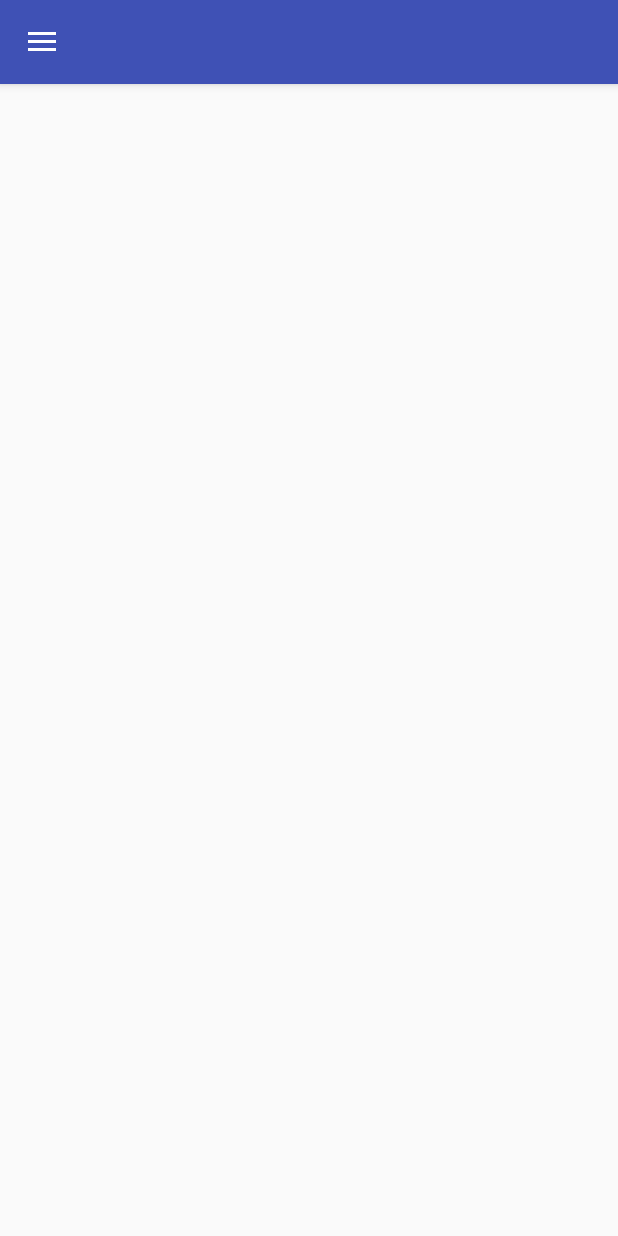
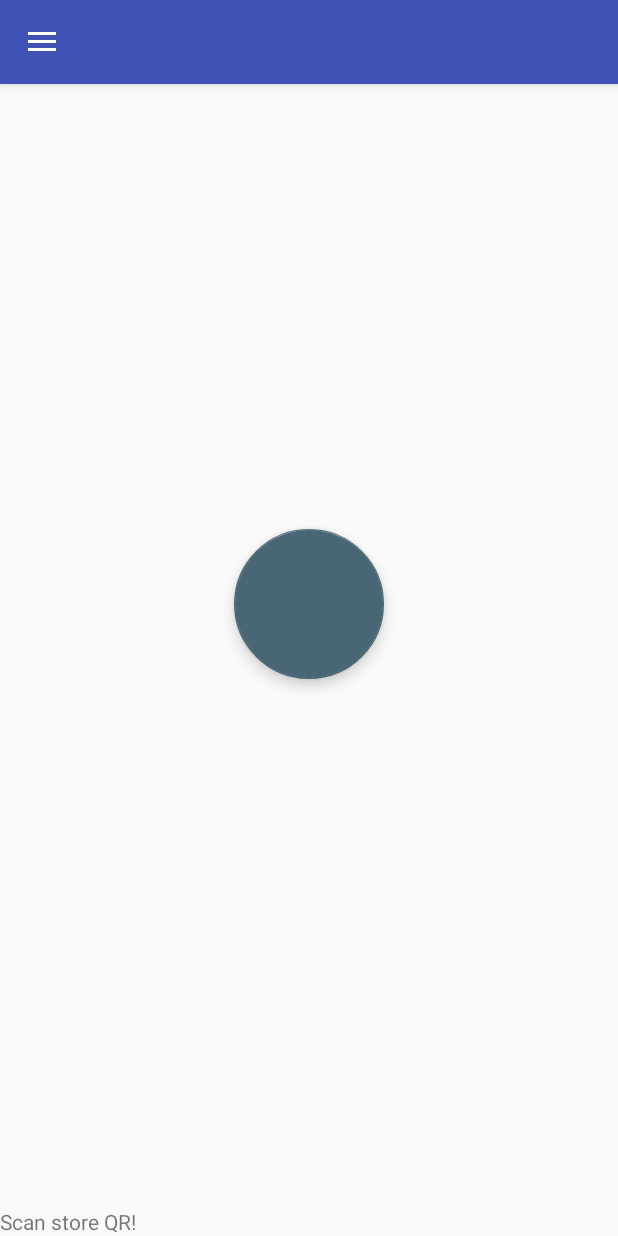
Before and after one commit to bcha0001/MiMaS, an Android app: the screen it shows after launch (MainActivity), on a phone screen of 412 x 824 dp. Run offline under Robolectric (Android 15) with nearby library versions, the phone set to English and light mode, and no system bars.

Commit message:
Second commit.

```diff
--- a/app/src/main/java/example/bryan/com/memas/MainActivity.kt
+++ b/app/src/main/java/example/bryan/com/memas/MainActivity.kt
@@ -97,4 +97,10 @@ class MainActivity : AppCompatActivity(), NavigationView.OnNavigationItemSelecte
         drawerLayout.closeDrawer(GravityCompat.START)
         return true
     }
+
+    companion object {
+        fun startActivity() {
+
+        }
+    }
 }
--- a/app/src/main/res/layout/content_main.xml
+++ b/app/src/main/res/layout/content_main.xml
@@ -7,4 +7,34 @@
     tools:context=".MainActivity"
     tools:showIn="@layout/toolbar_fab_main">
 
+    <android.support.design.widget.FloatingActionButton
+        android:id = "@+id/scanStoreButton"
+        android:layout_width="100dp"
+        android:layout_height="100dp"
+        android:background="@drawable/ic_menu_camera"
+        android:visibility="visible"
+        app:layout_constraintTop_toTopOf="parent"
+        app:layout_constraintBottom_toTopOf="@id/scanStoreMessage"
+        app:layout_constraintStart_toStartOf="parent"
+        app:layout_constraintEnd_toEndOf="parent"
+    />
+
+    <TextView
+        android:id="@+id/scanStoreMessage"
+        android:layout_width="wrap_content"
+        android:layout_height="wrap_content"
+        android:text="Scan store QR!"
+        app:layout_constraintBottom_toBottomOf="parent"
+        android:visibility="visible"
+    />
+
+    <android.support.v7.widget.RecyclerView
+        android:layout_width="match_parent"
+        android:layout_height="match_parent"
+        android:visibility="gone"
+        app:layout_constraintTop_toTopOf="parent"
+        app:layout_constraintBottom_toBottomOf="parent"
+        app:layout_constraintStart_toStartOf="parent"
+        app:layout_constraintEnd_toEndOf="parent"/>
+
 </android.support.constraint.ConstraintLayout>
--- /dev/null
+++ b/app/src/main/res/layout/shopping_item.xml
@@ -0,0 +1,6 @@
+<?xml version="1.0" encoding="utf-8"?>
+<android.support.constraint.ConstraintLayout
+    xmlns:android="http://schemas.android.com/apk/res/android" android:layout_width="match_parent"
+    android:layout_height="match_parent">
+
+</android.support.constraint.ConstraintLayout>
--- a/app/src/main/res/values/styles.xml
+++ b/app/src/main/res/values/styles.xml
@@ -8,7 +8,7 @@
         <item name="colorAccent">@color/colorAccent</item>
     </style>
 
-    <style name="AppTheme.NoActionBar">
+    <style name="AppTheme.NoActionBar" parent= "Theme.AppCompat.Light.NoActionBar">
         <item name="windowActionBar">false</item>
         <item name="windowNoTitle">true</item>
     </style>
```
